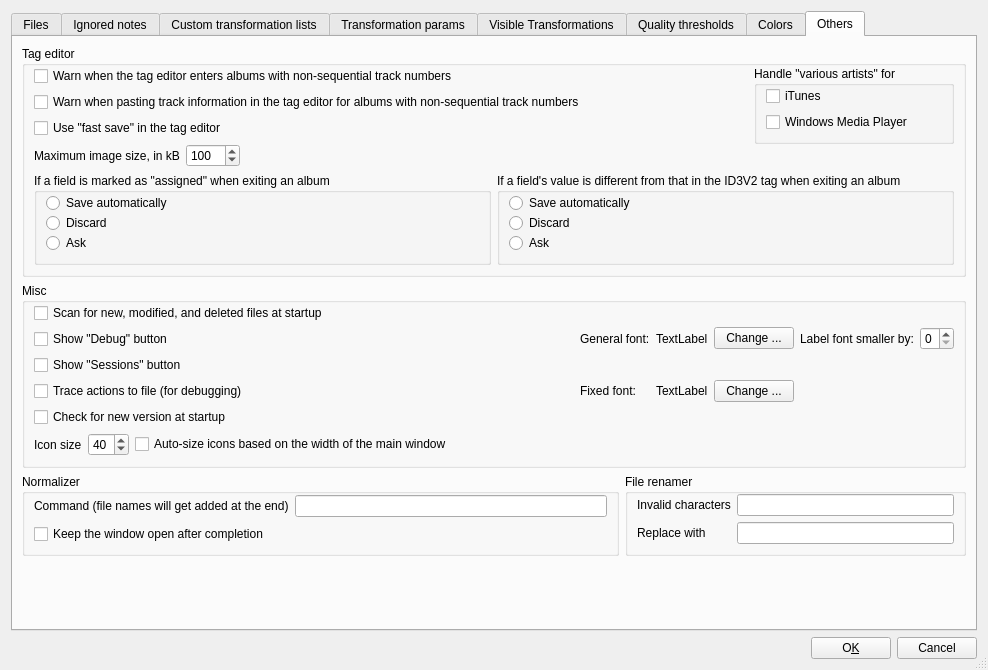
Old version of the form mp3diags/src/Config.ui in the repository frispete/mp3diags.
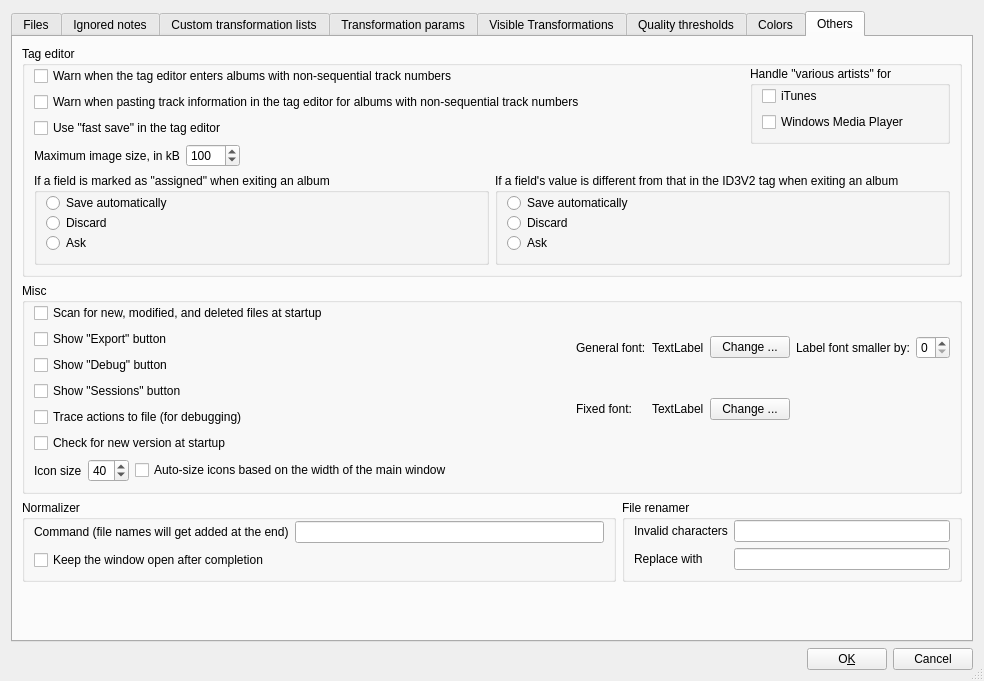
New version of the form. The open tabs and pages were chosen to show the change. Icons and pictures are not drawn.

Commit message: 30.09.2009 - 0.99.06.040 - "Various Artists" support - all pictures are shown and can be viewed in full size in "Tag details" - all pictures from a file are shown in the tag editor - patterns in the tag editor may now be disabled - better handling of text frames containing null characters - auto-size for the tag editor's "current file" area - better column widths in the tag editor - improved HTA for Windows build

Patch:
```diff
--- a/mp3diags/src/Config.ui
+++ b/mp3diags/src/Config.ui
@@ -5,8 +5,8 @@
    <rect>
     <x>0</x>
     <y>0</y>
-    <width>988</width>
-    <height>670</height>
+    <width>984</width>
+    <height>681</height>
    </rect>
   </property>
   <property name="minimumSize" >
@@ -2533,6 +2533,13 @@
                  </property>
                 </widget>
                </item>
+               <item>
+                <widget class="QCheckBox" name="m_pShowExportCkB" >
+                 <property name="text" >
+                  <string>Show "Export" button</string>
+                 </property>
+                </widget>
+               </item>
                <item>
                 <widget class="QCheckBox" name="m_pShowDebugCkB" >
                  <property name="text" >
```
Left out of the diff: 2 changed lines with no effect on the pictures. The commit also changes 60 other files.
